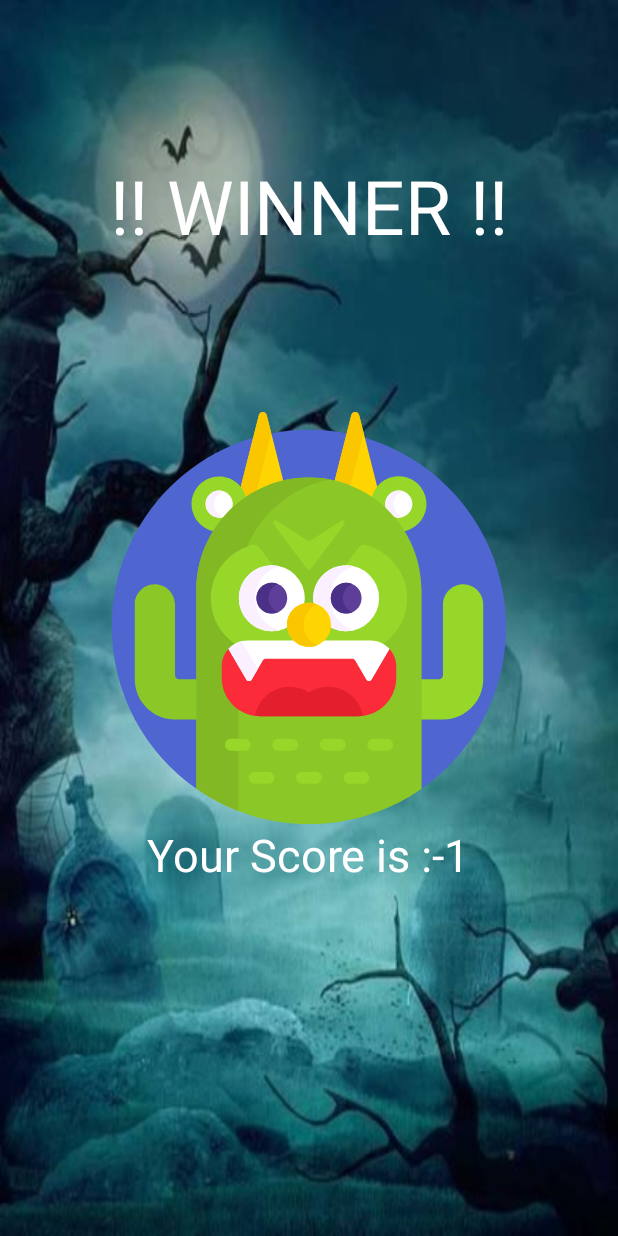
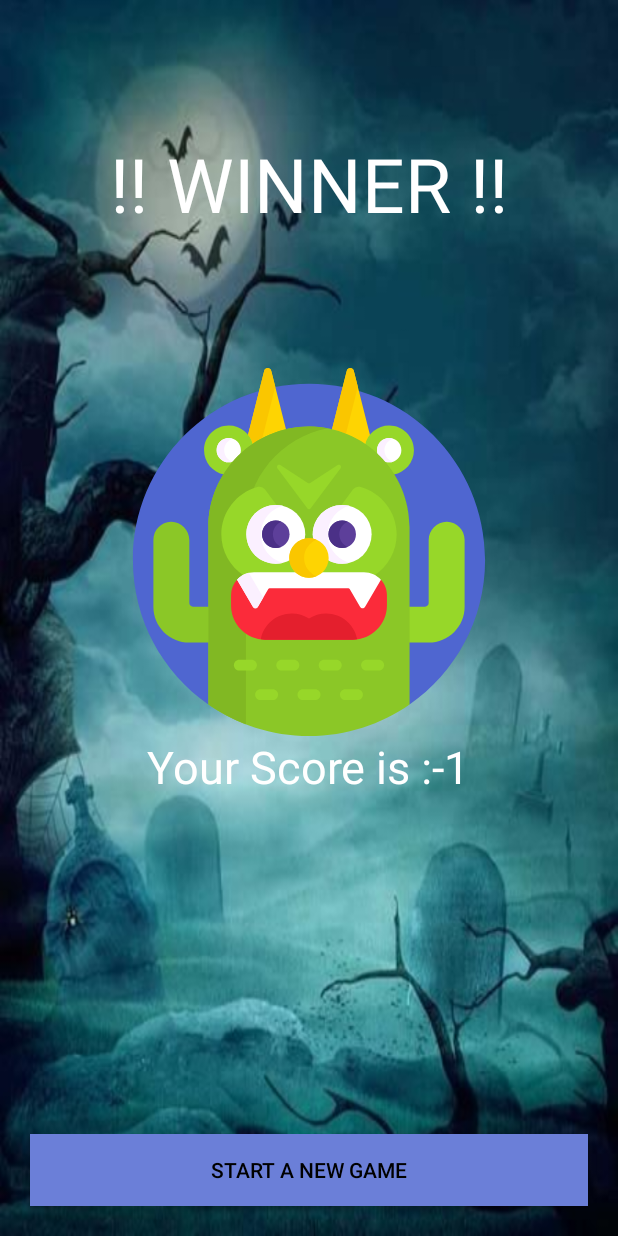
Before and after one commit to OmriGilhar/AndroidCardWar, an Android app: the Winner_Activity screen opened directly, with no data from a screen before it, on a phone screen of 412 x 824 dp. Run offline under Robolectric (Android 15) with nearby library versions, the phone set to English and light mode, and no system bars; 1 statement that could not run was skipped.

Commit message:
Now you can run another game and keep playing after tie: 	- Added "Start a New Game" button to the winner view, will start a new match after clicking it. 	- Now when there is a tie each player will get 5 cards and the game will continue utill there is a winner. 	- Improved card dividing method.

```diff
--- a/app/src/main/java/com/example/msogcardwar/Winner_Activity.java
+++ b/app/src/main/java/com/example/msogcardwar/Winner_Activity.java
@@ -2,8 +2,10 @@ package com.example.msogcardwar;
 
 import androidx.appcompat.app.AppCompatActivity;
 
+import android.content.Intent;
 import android.os.Bundle;
 import android.util.Log;
+import android.widget.Button;
 import android.widget.ImageView;
 import android.widget.TextView;
 
@@ -14,6 +16,7 @@ public class Winner_Activity extends AppCompatActivity {
     private TextView winner_lbl_winner_score;
     private int winner_score;
     private int winner_img_id;
+    private Button start_game_btn;
 
     @Override
     protected void onCreate(Bundle savedInstanceState) {
@@ -32,6 +35,7 @@ public class Winner_Activity extends AppCompatActivity {
         winner_lbl_winner_name = findViewById(R.id.winner_LBL_winner_title);
         winner_img_winner_logo = findViewById(R.id.winner_IMG_winner);
         winner_lbl_winner_score = findViewById(R.id.winner_LBL_description);
+        start_game_btn = findViewById(R.id.startNew_Game_BTN);
     }
 
     private void initViews() {
@@ -40,6 +44,14 @@ public class Winner_Activity extends AppCompatActivity {
         winner_lbl_winner_name.setText(R.string.winner_title);
         winner_lbl_winner_score.setText(winner_score_title);
         winner_img_winner_logo.setImageResource(winner_img_id);
+        start_game_btn.setOnClickListener(v -> openGameView());
+
 
     }
+
+    private void openGameView() {
+        Log.println(Log.DEBUG, "menu", "Open game");
+        Intent gameIntent= new Intent(Winner_Activity.this, Game_Activity.class);
+        Winner_Activity.this.startActivity(gameIntent);
+    }
 }
--- a/app/src/main/res/layout/winner_activity.xml
+++ b/app/src/main/res/layout/winner_activity.xml
@@ -36,6 +36,15 @@
             android:text="Score: 11"
             android:textColor="@color/white"
             android:textSize="30sp"/>
+        <Button
+            android:id="@+id/startNew_Game_BTN"
+            android:layout_width="match_parent"
+            android:layout_height="wrap_content"
+            android:text="@string/start_new_game"
+            android:layout_marginVertical="20dp"
+            android:layout_marginHorizontal="20dp"
+            android:background="@color/menuButtons"
+            android:textColor="@color/black"/>
     </LinearLayout>
 
 </androidx.constraintlayout.widget.ConstraintLayout>
--- a/app/src/main/res/values/strings.xml
+++ b/app/src/main/res/values/strings.xml
@@ -13,6 +13,7 @@
 
     <string name="winner_title">!! WINNER !!</string>
     <string name="winner_score_title">Your Score </string>
+    <string name="start_new_game">Start a New Game </string>
 
     <string name="path_to_default_card">card_back</string>
 
```
Also changed, not shown: app/src/main/java/com/example/msogcardwar/Game_Activity.java (+22 -11 lines).
